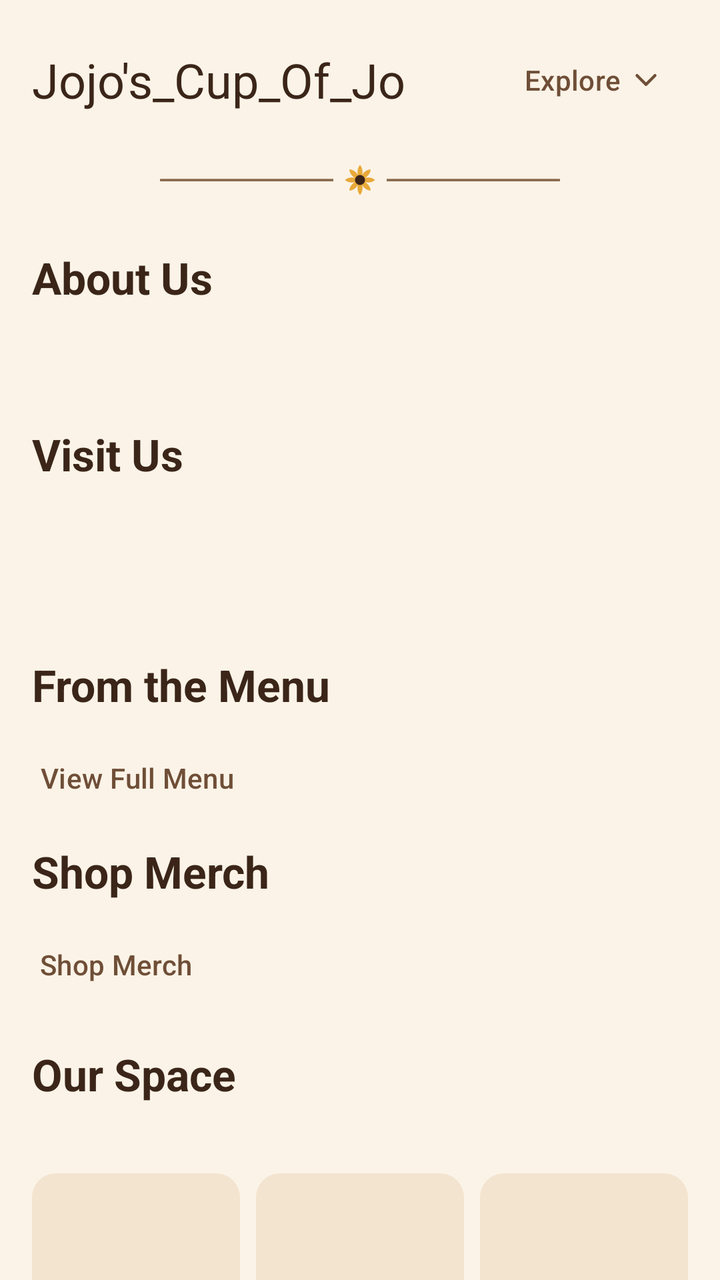
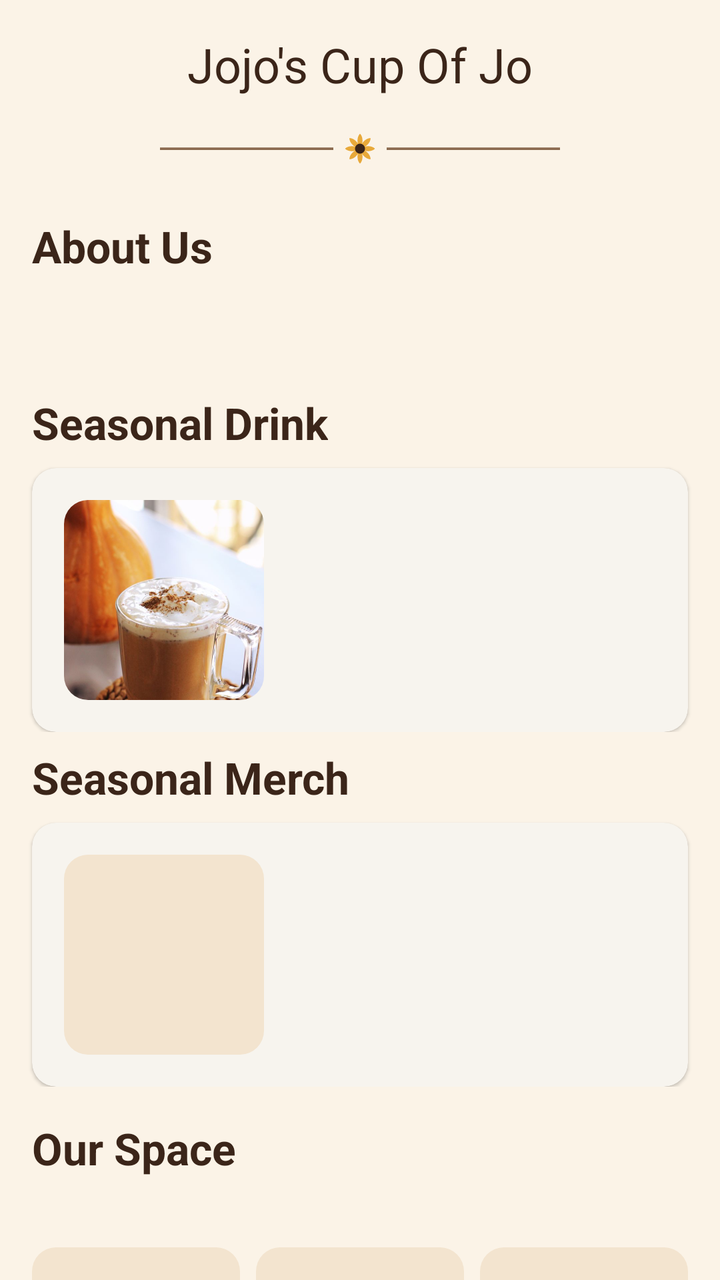

Compare the two renders of this Android layout. The source of the first and the diff that turns it into the second are given below.
<!-- AndroidManifest.xml: application theme Theme.Jojos_Cup_Of_Jo -->
<!-- res/layout/fragment_home.xml -->
<?xml version="1.0" encoding="utf-8"?>
<androidx.core.widget.NestedScrollView
    xmlns:android="http://schemas.android.com/apk/res/android"
    xmlns:app="http://schemas.android.com/apk/res-auto"
    android:id="@+id/home_scroll_view"
    android:layout_width="match_parent"
    android:layout_height="match_parent"
    android:fillViewport="true">

    <LinearLayout
        android:layout_width="match_parent"
        android:layout_height="wrap_content"
        android:orientation="vertical"
        android:paddingBottom="@dimen/spacing_lg">

        
        <LinearLayout
            android:layout_width="match_parent"
            android:layout_height="wrap_content"
            android:gravity="center_vertical"
            android:orientation="horizontal"
            android:padding="@dimen/spacing_md">

            <TextView
                android:layout_width="0dp"
                android:layout_height="wrap_content"
                android:layout_weight="1"
                android:text="@string/app_name"
                android:textAppearance="@style/TextAppearance.Material3.HeadlineSmall"
                android:textColor="?attr/colorOnSurface" />

            <com.google.android.material.button.MaterialButton
                android:id="@+id/explore_button"
                style="@style/Widget.Material3.Button.TextButton"
                android:layout_width="wrap_content"
                android:layout_height="wrap_content"
                android:text="@string/explore"
                app:icon="@drawable/ic_dropdown_indicator"
                app:iconGravity="end" />

        </LinearLayout>

        <ImageView
            android:layout_width="match_parent"
            android:layout_height="20dp"
            android:layout_marginBottom="@dimen/spacing_sm"
            android:contentDescription="@null"
            android:scaleType="fitCenter"
            android:src="@drawable/ic_sunflower_divider" />

        
        <LinearLayout
            android:id="@+id/section_about_us"
            android:layout_width="match_parent"
            android:layout_height="wrap_content"
            android:orientation="vertical"
            android:padding="@dimen/spacing_md">

            <TextView
                android:layout_width="wrap_content"
                android:layout_height="wrap_content"
                android:text="@string/heading_about_us"
                android:textAppearance="@style/TextAppearance.Jojo.SectionHeading" />

            <TextView
                android:id="@+id/about_us_blurb"
                android:layout_width="match_parent"
                android:layout_height="wrap_content"
                android:layout_marginTop="@dimen/spacing_sm"
                android:textAppearance="@style/TextAppearance.Material3.BodyMedium" />

        </LinearLayout>

        
        <LinearLayout
            android:layout_width="match_parent"
            android:layout_height="wrap_content"
            android:orientation="vertical"
            android:padding="@dimen/spacing_md">

            <TextView
                android:layout_width="wrap_content"
                android:layout_height="wrap_content"
                android:text="@string/heading_hours_location"
                android:textAppearance="@style/TextAppearance.Jojo.SectionHeading" />

            <TextView
                android:id="@+id/store_address"
                android:layout_width="match_parent"
                android:layout_height="wrap_content"
                android:layout_marginTop="@dimen/spacing_sm"
                android:textAppearance="@style/TextAppearance.Material3.BodyMedium" />

            <TextView
                android:id="@+id/store_phone"
                android:layout_width="match_parent"
                android:layout_height="wrap_content"
                android:textAppearance="@style/TextAppearance.Material3.BodyMedium" />

            <LinearLayout
                android:id="@+id/store_hours_container"
                android:layout_width="match_parent"
                android:layout_height="wrap_content"
                android:layout_marginTop="@dimen/spacing_sm"
                android:orientation="vertical" />

        </LinearLayout>

        
        <LinearLayout
            android:layout_width="match_parent"
            android:layout_height="wrap_content"
            android:orientation="vertical"
            android:paddingTop="@dimen/spacing_md">

            <TextView
                android:layout_width="wrap_content"
                android:layout_height="wrap_content"
                android:layout_marginHorizontal="@dimen/spacing_md"
                android:text="@string/heading_menu_preview"
                android:textAppearance="@style/TextAppearance.Jojo.SectionHeading" />

            <HorizontalScrollView
                android:layout_width="match_parent"
                android:layout_height="wrap_content"
                android:layout_marginTop="@dimen/spacing_sm"
                android:paddingHorizontal="@dimen/spacing_md"
                android:scrollbars="none">

                <LinearLayout
                    android:id="@+id/menu_preview_container"
                    android:layout_width="wrap_content"
                    android:layout_height="wrap_content"
                    android:orientation="horizontal" />

            </HorizontalScrollView>

            <com.google.android.material.button.MaterialButton
                android:id="@+id/view_full_menu_button"
                style="@style/Widget.Material3.Button.TextButton"
                android:layout_width="wrap_content"
                android:layout_height="wrap_content"
                android:layout_marginStart="@dimen/spacing_sm"
                android:text="@string/view_full_menu" />

        </LinearLayout>

        
        <LinearLayout
            android:layout_width="match_parent"
            android:layout_height="wrap_content"
            android:orientation="vertical"
            android:paddingTop="@dimen/spacing_sm">

            <TextView
                android:layout_width="wrap_content"
                android:layout_height="wrap_content"
                android:layout_marginHorizontal="@dimen/spacing_md"
                android:text="@string/heading_merch_preview"
                android:textAppearance="@style/TextAppearance.Jojo.SectionHeading" />

            <HorizontalScrollView
                android:layout_width="match_parent"
                android:layout_height="wrap_content"
                android:layout_marginTop="@dimen/spacing_sm"
                android:paddingHorizontal="@dimen/spacing_md"
                android:scrollbars="none">

                <LinearLayout
                    android:id="@+id/merch_preview_container"
                    android:layout_width="wrap_content"
                    android:layout_height="wrap_content"
                    android:orientation="horizontal" />

            </HorizontalScrollView>

            <com.google.android.material.button.MaterialButton
                android:id="@+id/shop_merch_button"
                style="@style/Widget.Material3.Button.TextButton"
                android:layout_width="wrap_content"
                android:layout_height="wrap_content"
                android:layout_marginStart="@dimen/spacing_sm"
                android:text="@string/shop_merch" />

        </LinearLayout>

        
        <LinearLayout
            android:layout_width="match_parent"
            android:layout_height="wrap_content"
            android:orientation="vertical"
            android:padding="@dimen/spacing_md">

            <TextView
                android:layout_width="wrap_content"
                android:layout_height="wrap_content"
                android:text="@string/heading_our_space"
                android:textAppearance="@style/TextAppearance.Jojo.SectionHeading" />

            <TextView
                android:id="@+id/store_story_blurb"
                android:layout_width="match_parent"
                android:layout_height="wrap_content"
                android:layout_marginTop="@dimen/spacing_sm"
                android:textAppearance="@style/TextAppearance.Material3.BodyMedium" />

            <LinearLayout
                android:layout_width="match_parent"
                android:layout_height="wrap_content"
                android:layout_marginTop="@dimen/spacing_sm"
                android:orientation="horizontal">

                <View
                    android:layout_width="0dp"
                    android:layout_height="@dimen/store_photo_size"
                    android:layout_marginEnd="@dimen/spacing_sm"
                    android:layout_weight="1"
                    android:background="@drawable/bg_placeholder_square" />

                <View
                    android:layout_width="0dp"
                    android:layout_height="@dimen/store_photo_size"
                    android:layout_marginEnd="@dimen/spacing_sm"
                    android:layout_weight="1"
                    android:background="@drawable/bg_placeholder_square" />

                <View
                    android:layout_width="0dp"
                    android:layout_height="@dimen/store_photo_size"
                    android:layout_weight="1"
                    android:background="@drawable/bg_placeholder_square" />

            </LinearLayout>

        </LinearLayout>

        <ImageView
            android:layout_width="match_parent"
            android:layout_height="20dp"
            android:layout_marginTop="@dimen/spacing_md"
            android:contentDescription="@null"
            android:scaleType="fitCenter"
            android:src="@drawable/ic_sunflower_divider" />

        
        <TextView
            android:id="@+id/thank_you_note"
            android:layout_width="match_parent"
            android:layout_height="wrap_content"
            android:layout_marginTop="@dimen/spacing_sm"
            android:gravity="center"
            android:padding="@dimen/spacing_md"
            android:textAppearance="@style/TextAppearance.Jojo.Quote" />

    </LinearLayout>

</androidx.core.widget.NestedScrollView>
<!-- resources referenced by this layout -->
<resources>
  <dimen name="spacing_lg">24dp</dimen>
  <dimen name="spacing_md">16dp</dimen>
  <dimen name="spacing_sm">8dp</dimen>
  <dimen name="store_photo_size">96dp</dimen>
  <!-- drawable bg_placeholder_square (drawable) -->
  <?xml version="1.0" encoding="utf-8"?>
  <shape xmlns:android="http://schemas.android.com/apk/res/android"
      android:shape="rectangle">
      <solid android:color="@color/coffee_cream_200" />
      <corners android:radius="@dimen/card_corner_radius" />
  </shape>
  <!-- drawable ic_dropdown_indicator (drawable) -->
  <vector xmlns:android="http://schemas.android.com/apk/res/android"
      android:width="24dp"
      android:height="24dp"
      android:viewportWidth="24"
      android:viewportHeight="24">
      <path
          android:fillColor="#00000000"
          android:strokeColor="#FF000000"
          android:strokeWidth="2"
          android:strokeLineCap="round"
          android:strokeLineJoin="round"
          android:pathData="M6,9L12,15L18,9" />
  </vector>
  <!-- drawable ic_sunflower_divider: vector/xml drawable (drawable, 2532 chars, omitted) -->
  <string name="app_name">Jojo\'s_Cup_Of_Jo</string>
  <string name="explore">Explore</string>
  <string name="heading_about_us">About Us</string>
  <string name="heading_hours_location">Visit Us</string>
  <string name="heading_menu_preview">From the Menu</string>
  <string name="heading_merch_preview">Shop Merch</string>
  <string name="heading_our_space">Our Space</string>
  <string name="shop_merch">Shop Merch</string>
  <string name="view_full_menu">View Full Menu</string>
  <style name="TextAppearance.Jojo.Quote" parent="TextAppearance.Material3.BodyMedium">
          <item name="android:textStyle">italic</item>
          <item name="android:textColor">?attr/colorPrimary</item>
      </style>
  <style name="TextAppearance.Jojo.SectionHeading" parent="TextAppearance.Material3.TitleLarge">
          <item name="android:textColor">?attr/colorOnSurface</item>
          <item name="android:textStyle">bold</item>
      </style>
  <style name="Theme.Jojos_Cup_Of_Jo" parent="Base.Theme.Jojos_Cup_Of_Jo" />
  <color name="coffee_cream_200">#F3E4CF</color>
  <dimen name="card_corner_radius">12dp</dimen>
  <style name="Base.Theme.Jojos_Cup_Of_Jo" parent="Theme.Material3.DayNight.NoActionBar">
          <item name="colorPrimary">@color/coffee_mocha_700</item>
          <item name="colorOnPrimary">@color/coffee_cream_50</item>
          <item name="colorPrimaryContainer">@color/coffee_cream_200</item>
          <item name="colorOnPrimaryContainer">@color/coffee_espresso_900</item>
          <item name="colorSecondary">@color/sunflower_yellow_500</item>
          <item name="colorOnSecondary">@color/coffee_espresso_900</item>
          <item name="colorSurface">@color/coffee_cream_50</item>
          <item name="colorOnSurface">@color/coffee_espresso_900</item>
          <item name="android:colorBackground">@color/coffee_cream_100</item>
      </style>
  <color name="coffee_mocha_700">#6F4E37</color>
  <color name="coffee_cream_50">#FFFDF8</color>
  <color name="coffee_espresso_900">#3B2519</color>
  <color name="sunflower_yellow_500">#E8A93A</color>
  <color name="coffee_cream_100">#FBF3E7</color>
</resources>

<!-- the commit's change to res/layout/fragment_home.xml (unified diff, before → after) -->
@@ -22,21 +22,12 @@
             android:padding="@dimen/spacing_md">
 
             <TextView
-                android:layout_width="0dp"
-                android:layout_height="wrap_content"
-                android:layout_weight="1"
+                android:layout_width="match_parent"
+                android:layout_height="wrap_content"
+                android:gravity="center"
                 android:text="@string/app_name"
                 android:textAppearance="@style/TextAppearance.Material3.HeadlineSmall"
                 android:textColor="?attr/colorOnSurface" />
-
-            <com.google.android.material.button.MaterialButton
-                android:id="@+id/explore_button"
-                style="@style/Widget.Material3.Button.TextButton"
-                android:layout_width="wrap_content"
-                android:layout_height="wrap_content"
-                android:text="@string/explore"
-                app:icon="@drawable/ic_dropdown_indicator"
-                app:iconGravity="end" />
 
         </LinearLayout>
 
@@ -50,7 +41,6 @@
 
         
         <LinearLayout
-            android:id="@+id/section_about_us"
             android:layout_width="match_parent"
             android:layout_height="wrap_content"
             android:orientation="vertical"
@@ -71,43 +61,10 @@
 
         </LinearLayout>
 
-        
-        <LinearLayout
-            android:layout_width="match_parent"
-            android:layout_height="wrap_content"
-            android:orientation="vertical"
-            android:padding="@dimen/spacing_md">
-
-            <TextView
-                android:layout_width="wrap_content"
-                android:layout_height="wrap_content"
-                android:text="@string/heading_hours_location"
-                android:textAppearance="@style/TextAppearance.Jojo.SectionHeading" />
-
-            <TextView
-                android:id="@+id/store_address"
-                android:layout_width="match_parent"
-                android:layout_height="wrap_content"
-                android:layout_marginTop="@dimen/spacing_sm"
-                android:textAppearance="@style/TextAppearance.Material3.BodyMedium" />
-
-            <TextView
-                android:id="@+id/store_phone"
-                android:layout_width="match_parent"
-                android:layout_height="wrap_content"
-                android:textAppearance="@style/TextAppearance.Material3.BodyMedium" />
-
-            <LinearLayout
-                android:id="@+id/store_hours_container"
-                android:layout_width="match_parent"
-                android:layout_height="wrap_content"
-                android:layout_marginTop="@dimen/spacing_sm"
-                android:orientation="vertical" />
-
-        </LinearLayout>
-
-        
-        <LinearLayout
+
+        
+        <LinearLayout
+            android:id="@+id/section_seasonal_drink"
             android:layout_width="match_parent"
             android:layout_height="wrap_content"
             android:orientation="vertical"
@@ -117,36 +74,80 @@
                 android:layout_width="wrap_content"
                 android:layout_height="wrap_content"
                 android:layout_marginHorizontal="@dimen/spacing_md"
-                android:text="@string/heading_menu_preview"
-                android:textAppearance="@style/TextAppearance.Jojo.SectionHeading" />
-
-            <HorizontalScrollView
-                android:layout_width="match_parent"
-                android:layout_height="wrap_content"
-                android:layout_marginTop="@dimen/spacing_sm"
-                android:paddingHorizontal="@dimen/spacing_md"
-                android:scrollbars="none">
+                android:text="@string/heading_seasonal_drink"
+                android:textAppearance="@style/TextAppearance.Jojo.SectionHeading" />
+
+            <com.google.android.material.card.MaterialCardView
+                android:id="@+id/seasonal_drink_card"
+                android:layout_width="match_parent"
+                android:layout_height="wrap_content"
+                android:layout_marginHorizontal="@dimen/spacing_md"
+                android:layout_marginTop="@dimen/spacing_sm"
+                android:clickable="true"
+                android:focusable="true"
+                app:cardCornerRadius="@dimen/card_corner_radius"
+                app:cardElevation="1dp"
+                app:strokeWidth="0dp">
 
                 <LinearLayout
-                    android:id="@+id/menu_preview_container"
-                    android:layout_width="wrap_content"
+                    android:layout_width="match_parent"
                     android:layout_height="wrap_content"
-                    android:orientation="horizontal" />
-
-            </HorizontalScrollView>
-
-            <com.google.android.material.button.MaterialButton
-                android:id="@+id/view_full_menu_button"
-                style="@style/Widget.Material3.Button.TextButton"
-                android:layout_width="wrap_content"
-                android:layout_height="wrap_content"
-                android:layout_marginStart="@dimen/spacing_sm"
-                android:text="@string/view_full_menu" />
-
-        </LinearLayout>
-
-        
-        <LinearLayout
+                    android:gravity="center_vertical"
+                    android:orientation="horizontal"
+                    android:padding="@dimen/spacing_md">
+
+                    <com.google.android.material.card.MaterialCardView
+                        android:layout_width="@dimen/seasonal_image_size"
+                        android:layout_height="@dimen/seasonal_image_size"
+                        app:cardCornerRadius="@dimen/card_corner_radius"
+                        app:cardElevation="0dp"
+                        app:strokeWidth="0dp">
+
+                        <ImageView
+                            android:id="@+id/seasonal_drink_image"
+                            android:layout_width="match_parent"
+                            android:layout_height="match_parent"
+                            android:contentDescription="@null"
+                            android:scaleType="centerCrop"
+                            android:src="@drawable/photo_pumpkin_spice_latte" />
+
+                    </com.google.android.material.card.MaterialCardView>
+
+                    <LinearLayout
+                        android:layout_width="0dp"
+                        android:layout_height="wrap_content"
+                        android:layout_marginStart="@dimen/spacing_md"
+                        android:layout_weight="1"
+                        android:orientation="vertical">
+
+                        <TextView
+                            android:id="@+id/seasonal_drink_name"
+                            android:layout_width="match_parent"
+                            android:layout_height="wrap_content"
+                            android:textAppearance="@style/TextAppearance.Material3.TitleMedium"
+                            android:textColor="?attr/colorOnSurface" />
+
+                        <TextView
+                            android:id="@+id/seasonal_drink_description"
+                            android:layout_width="match_parent"
+                            android:layout_height="wrap_content"
+                            android:layout_marginTop="2dp"
+                            android:ellipsize="end"
+                            android:maxLines="2"
+                            android:textAppearance="@style/TextAppearance.Material3.BodyMedium"
+                            android:textColor="?attr/colorOnSurfaceVariant" />
+
+                    </LinearLayout>
+
+                </LinearLayout>
+
+            </com.google.android.material.card.MaterialCardView>
+
+        </LinearLayout>
+
+        
+        <LinearLayout
+            android:id="@+id/section_seasonal_merch"
             android:layout_width="match_parent"
             android:layout_height="wrap_content"
             android:orientation="vertical"
@@ -156,31 +157,78 @@
                 android:layout_width="wrap_content"
                 android:layout_height="wrap_content"
                 android:layout_marginHorizontal="@dimen/spacing_md"
-                android:text="@string/heading_merch_preview"
-                android:textAppearance="@style/TextAppearance.Jojo.SectionHeading" />
-
-            <HorizontalScrollView
-                android:layout_width="match_parent"
-                android:layout_height="wrap_content"
-                android:layout_marginTop="@dimen/spacing_sm"
-                android:paddingHorizontal="@dimen/spacing_md"
-                android:scrollbars="none">
+                android:text="@string/heading_seasonal_merch"
+                android:textAppearance="@style/TextAppearance.Jojo.SectionHeading" />
+
+            <com.google.android.material.card.MaterialCardView
+                android:id="@+id/seasonal_merch_card"
+                android:layout_width="match_parent"
+                android:layout_height="wrap_content"
+                android:layout_marginHorizontal="@dimen/spacing_md"
+                android:layout_marginTop="@dimen/spacing_sm"
+                android:clickable="true"
+                android:focusable="true"
+                app:cardCornerRadius="@dimen/card_corner_radius"
+                app:cardElevation="1dp"
+                app:strokeWidth="0dp">
 
                 <LinearLayout
-                    android:id="@+id/merch_preview_container"
-                    android:layout_width="wrap_content"
+                    android:layout_width="match_parent"
                     android:layout_height="wrap_content"
-                    android:orientation="horizontal" />
-
-            </HorizontalScrollView>
-
-            <com.google.android.material.button.MaterialButton
-                android:id="@+id/shop_merch_button"
-                style="@style/Widget.Material3.Button.TextButton"
-                android:layout_width="wrap_content"
-                android:layout_height="wrap_content"
-                android:layout_marginStart="@dimen/spacing_sm"
-                android:text="@string/shop_merch" />
+                    android:baselineAligned="false"
+                    android:gravity="center_vertical"
+                    android:orientation="horizontal"
+                    android:padding="@dimen/spacing_md">
+
+                    <FrameLayout
+                        android:layout_width="@dimen/seasonal_image_size"
+                        android:layout_height="@dimen/seasonal_image_size">
+
+                        <View
+                            android:id="@+id/seasonal_merch_swatch"
+                            android:layout_width="match_parent"
+                            android:layout_height="match_parent"
+                            android:background="@drawable/bg_placeholder_square" />
+
+                        <TextView
+                            android:id="@+id/seasonal_merch_initials"
+                            android:layout_width="wrap_content"
+                            android:layout_height="wrap_content"
+                            android:layout_gravity="center"
+                            android:textColor="@color/coffee_cream_50"
+                            android:textSize="18sp"
+                            android:textStyle="bold" />
+                    </FrameLayout>
+
+                    <LinearLayout
+                        android:layout_width="0dp"
+                        android:layout_height="wrap_content"
+                        android:layout_marginStart="@dimen/spacing_md"
+                        android:layout_weight="1"
+                        android:orientation="vertical">
+
+                        <TextView
+                            android:id="@+id/seasonal_merch_name"
+                            android:layout_width="match_parent"
+                            android:layout_height="wrap_content"
+                            android:textAppearance="@style/TextAppearance.Material3.TitleMedium"
+                            android:textColor="?attr/colorOnSurface" />
+
+                        <TextView
+                            android:id="@+id/seasonal_merch_description"
+                            android:layout_width="match_parent"
+                            android:layout_height="wrap_content"
+                            android:layout_marginTop="2dp"
+                            android:ellipsize="end"
+                            android:maxLines="2"
+                            android:textAppearance="@style/TextAppearance.Material3.BodyMedium"
+                            android:textColor="?attr/colorOnSurfaceVariant" />
+
+                    </LinearLayout>
+
+                </LinearLayout>
+
+            </com.google.android.material.card.MaterialCardView>
 
         </LinearLayout>
 
@@ -234,6 +282,41 @@
 
         </LinearLayout>
 
+        
+        <LinearLayout
+            android:layout_width="match_parent"
+            android:layout_height="wrap_content"
+            android:orientation="vertical"
+            android:padding="@dimen/spacing_md">
+
+            <TextView
+                android:layout_width="wrap_content"
+                android:layout_height="wrap_content"
+                android:text="@string/heading_hours_location"
+                android:textAppearance="@style/TextAppearance.Jojo.SectionHeading" />
+
+            <TextView
+                android:id="@+id/store_address"
+                android:layout_width="match_parent"
+                android:layout_height="wrap_content"
+                android:layout_marginTop="@dimen/spacing_sm"
+                android:textAppearance="@style/TextAppearance.Material3.BodyMedium" />
+
+            <TextView
+                android:id="@+id/store_phone"
+                android:layout_width="match_parent"
+                android:layout_height="wrap_content"
+                android:textAppearance="@style/TextAppearance.Material3.BodyMedium" />
+
+            <LinearLayout
+                android:id="@+id/store_hours_container"
+                android:layout_width="match_parent"
+                android:layout_height="wrap_content"
+                android:layout_marginTop="@dimen/spacing_sm"
+                android:orientation="vertical" />
+
+        </LinearLayout>
+
         <ImageView
             android:layout_width="match_parent"
             android:layout_height="20dp"
<!-- resource entries referenced after the edit -->
@@ -1,5 +1,8 @@
 <!-- resources referenced by this layout -->
 <resources>
+  <color name="coffee_cream_50">#FFFDF8</color>
+  <dimen name="card_corner_radius">12dp</dimen>
+  <dimen name="seasonal_image_size">100dp</dimen>
   <dimen name="spacing_lg">24dp</dimen>
   <dimen name="spacing_md">16dp</dimen>
   <dimen name="spacing_sm">8dp</dimen>
@@ -11,30 +14,14 @@
       <solid android:color="@color/coffee_cream_200" />
       <corners android:radius="@dimen/card_corner_radius" />
   </shape>
-  <!-- drawable ic_dropdown_indicator (drawable) -->
-  <vector xmlns:android="http://schemas.android.com/apk/res/android"
-      android:width="24dp"
-      android:height="24dp"
-      android:viewportWidth="24"
-      android:viewportHeight="24">
-      <path
-          android:fillColor="#00000000"
-          android:strokeColor="#FF000000"
-          android:strokeWidth="2"
-          android:strokeLineCap="round"
-          android:strokeLineJoin="round"
-          android:pathData="M6,9L12,15L18,9" />
-  </vector>
   <!-- drawable ic_sunflower_divider: vector/xml drawable (drawable, 2532 chars, omitted) -->
-  <string name="app_name">Jojo\'s_Cup_Of_Jo</string>
-  <string name="explore">Explore</string>
+  <!-- drawable photo_pumpkin_spice_latte: jpg bitmap (drawable-nodpi, 37001 bytes) -->
+  <string name="app_name">Jojo\'s Cup Of Jo</string>
   <string name="heading_about_us">About Us</string>
   <string name="heading_hours_location">Visit Us</string>
-  <string name="heading_menu_preview">From the Menu</string>
-  <string name="heading_merch_preview">Shop Merch</string>
   <string name="heading_our_space">Our Space</string>
-  <string name="shop_merch">Shop Merch</string>
-  <string name="view_full_menu">View Full Menu</string>
+  <string name="heading_seasonal_drink">Seasonal Drink</string>
+  <string name="heading_seasonal_merch">Seasonal Merch</string>
   <style name="TextAppearance.Jojo.Quote" parent="TextAppearance.Material3.BodyMedium">
           <item name="android:textStyle">italic</item>
           <item name="android:textColor">?attr/colorPrimary</item>
@@ -45,7 +32,6 @@
       </style>
   <style name="Theme.Jojos_Cup_Of_Jo" parent="Base.Theme.Jojos_Cup_Of_Jo" />
   <color name="coffee_cream_200">#F3E4CF</color>
-  <dimen name="card_corner_radius">12dp</dimen>
   <style name="Base.Theme.Jojos_Cup_Of_Jo" parent="Theme.Material3.DayNight.NoActionBar">
           <item name="colorPrimary">@color/coffee_mocha_700</item>
           <item name="colorOnPrimary">@color/coffee_cream_50</item>
@@ -58,7 +44,6 @@
           <item name="android:colorBackground">@color/coffee_cream_100</item>
       </style>
   <color name="coffee_mocha_700">#6F4E37</color>
-  <color name="coffee_cream_50">#FFFDF8</color>
   <color name="coffee_espresso_900">#3B2519</color>
   <color name="sunflower_yellow_500">#E8A93A</color>
   <color name="coffee_cream_100">#FBF3E7</color>
